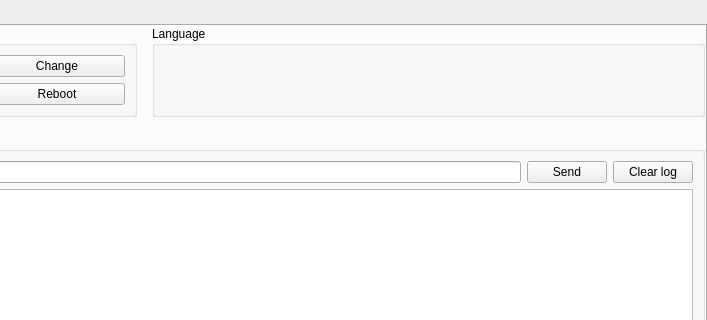
Before: the Qt Designer form res/settings_serial.ui in Ultrawipf/OpenFFBoard-configurator, drawn with Qt 5; both pictures show x 419 to 1126 and y 0 to 320 of the 1126 by 478 pixel window.
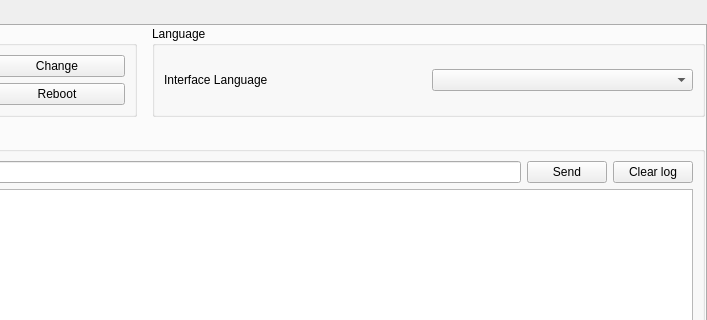
After: the same form once the commit is applied.

Commit message: feat: move language menu in settings panel

```diff
--- a/res/settings_serial.ui
+++ b/res/settings_serial.ui
@@ -197,6 +197,18 @@
          <property name="title">
           <string>Language</string>
          </property>
+         <layout class="QGridLayout" name="gridLayout_5">
+          <item row="0" column="0">
+           <widget class="QLabel" name="label_language">
+            <property name="text">
+             <string>Interface Language</string>
+            </property>
+           </widget>
+          </item>
+          <item row="0" column="1">
+           <widget class="QComboBox" name="comboBox_language"/>
+          </item>
+         </layout>
         </widget>
        </item>
       </layout>
```
The commit also changes 3 other files.
